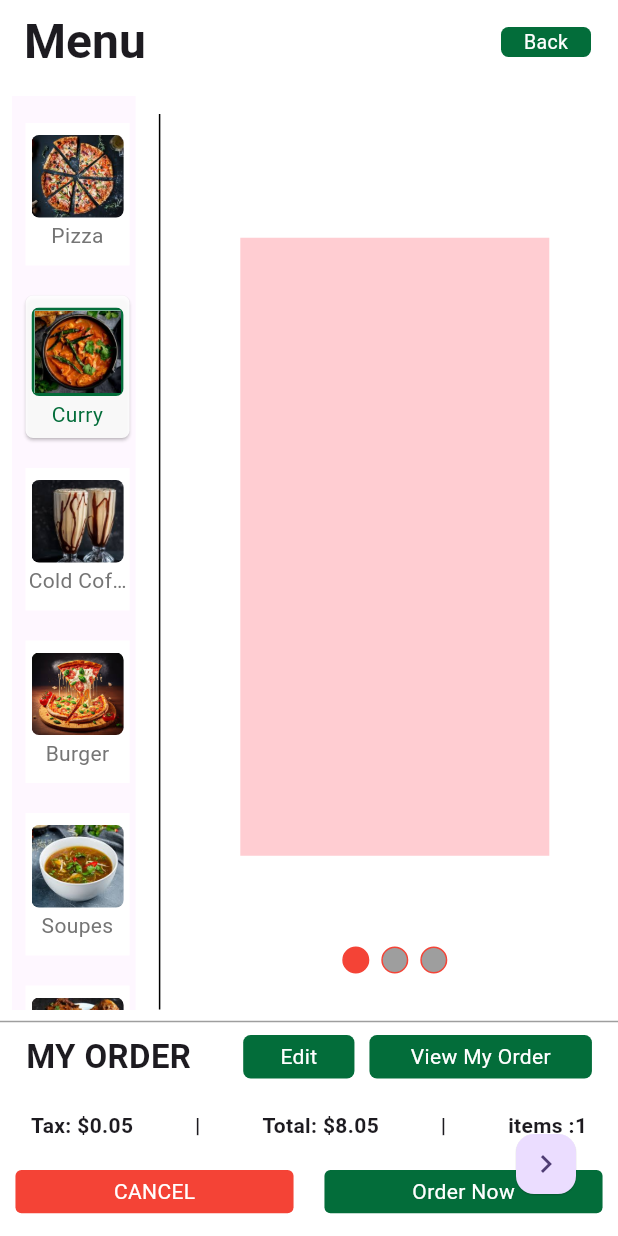
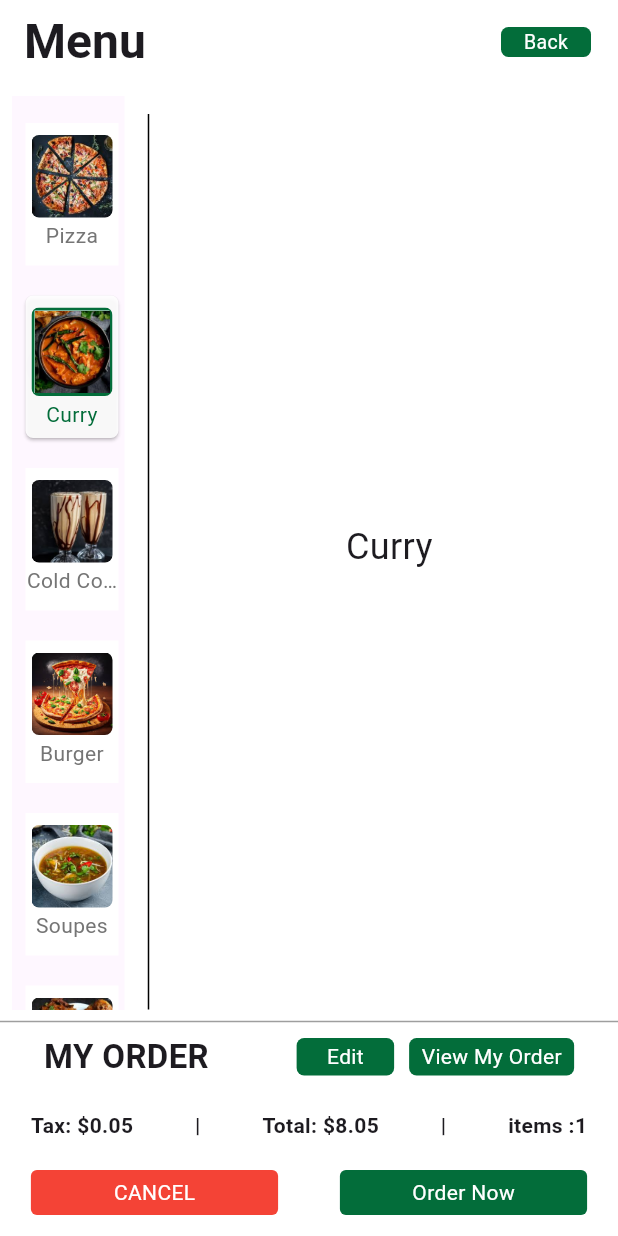
Before and after one commit to amitram108/app2food, a Flutter app: the screen it shows after launch, after a tap on "Curry", on a phone screen of 412 x 824 dp. Run offline on Flutter 3.47's test engine with Material 3 defaults, Android fonts, the phone set to English and light mode, and no system bars.

Commit message:
Add Project

```diff
--- a/lib/main.dart
+++ b/lib/main.dart
@@ -1,7 +1,4 @@
-import 'dart:ui';
-
 import 'package:app2food/widgets/item_widget.dart';
-import 'package:app2food/widgets/page_selecter.dart';
 import 'package:flutter/material.dart';
 import 'package:app2food/constant.dart';
 
@@ -26,15 +23,6 @@ class MyApp extends StatelessWidget {
   }
 }
 
-Widget widgetOne(BuildContext context) {
-  return Container(
-    alignment: Alignment.center,
-    decoration: BoxDecoration(color: Colors.grey.shade100),
-    width: MediaQuery.of(context).size.width * 0.5,
-    height: MediaQuery.of(context).size.height * 0.5,
-  );
-}
-
 class MyHomePage extends StatefulWidget {
   const MyHomePage({super.key, required this.title});
 
@@ -44,17 +32,8 @@ class MyHomePage extends StatefulWidget {
   State<MyHomePage> createState() => _MyHomePageState();
 }
 
-class _MyHomePageState extends State<MyHomePage>
-    with SingleTickerProviderStateMixin {
+class _MyHomePageState extends State<MyHomePage> {
   int selectedIndex = 0;
-  List<Widget> listWidget = [
-    const PageSelecter(),
-    const Icon(Icons.abc),
-    const Icon(Icons.favorite),
-  ];
-  int index = 0;
-
-  TabController? tabController;
 
   List<String> priceTag = [
     '\$5.00',
@@ -92,24 +71,7 @@ class _MyHomePageState extends State<MyHomePage>
   ];
 
   @override
-  void initState() {
-    super.initState();
-    tabController = TabController(
-      initialIndex: index,
-      length: listWidget.length,
-      vsync: this,
-    );
-  }
-
-  @override
-  void dispose() {
-    super.dispose();
-    tabController?.dispose();
-  }
-
-  @override
   Widget build(BuildContext context) {
-    var mediaQuery = MediaQuery.of(context);
     return Scaffold(
       backgroundColor: Colors.white,
       appBar: AppBar(
@@ -152,7 +114,7 @@ class _MyHomePageState extends State<MyHomePage>
                         child: Padding(
                           padding: const EdgeInsets.all(8.0),
                           child: NavigationRail(
-                            minWidth: mediaQuery.size.width * 0.20,
+                            minWidth: 75,
                             destinations: [
                               NavigationRailDestination(
                                   icon: Padding(
@@ -579,11 +541,7 @@ class _MyHomePageState extends State<MyHomePage>
                                     subTitles[index],
                                     style: const TextStyle(fontSize: 11.5),
                                   ),
-                                  icon: ClipRRect(
-                                    child: BackdropFilter(
-                                      filter: ImageFilter.blur(
-                                          sigmaX: 15, sigmaY: 15),
-                                      child: Container(
+                                  icon: Container(
                                     width: 40.0,
                                     height: 40.0,
                                     decoration: BoxDecoration(
@@ -593,30 +551,15 @@ class _MyHomePageState extends State<MyHomePage>
                                     child: Icon(Icons.add,
                                         color: context.colorARGBEx),
                                   ),
-                                    ),
-                                  ),
                                 );
                               }),
                         ),
                       ],
                     ),
                     Center(
-                        child: Stack(
-                      alignment: Alignment.center,
-                      children: [
-                        TabBarView(
-                          controller: tabController,
-                          children: listWidget,
-                        ),
-                        Positioned(
-                            bottom: 20.0,
-                            child: TabPageSelector(
-                              indicatorSize: 18.0,
-                              controller: tabController,
-                              color: Colors.black38,
-                              selectedColor: Colors.red,
-                            )),
-                      ],
+                        child: Text(
+                      'Curry',
+                      style: context.fontEx,
                     )),
                     Center(
                         child: Text(
@@ -669,8 +612,8 @@ class _MyHomePageState extends State<MyHomePage>
                     Row(
                       children: [
                         Container(
-                          width: mediaQuery.size.width * 0.18,
-                          height: mediaQuery.size.height * 0.035,
+                          width: 65.0,
+                          height: 25.0,
                           decoration: BoxDecoration(
                               borderRadius: BorderRadius.circular(5.0),
                               color: context.colorARGBEx),
@@ -682,8 +625,8 @@ class _MyHomePageState extends State<MyHomePage>
                         ),
                         10.wWidth,
                         Container(
-                          width: mediaQuery.size.width * 0.36,
-                          height: mediaQuery.size.height * 0.035,
+                          width: 110.0,
+                          height: 25.0,
                           decoration: BoxDecoration(
                               borderRadius: BorderRadius.circular(5.0),
                               color: context.colorARGBEx),
@@ -716,8 +659,8 @@ class _MyHomePageState extends State<MyHomePage>
                   mainAxisAlignment: MainAxisAlignment.spaceAround,
                   children: [
                     Container(
-                      height: mediaQuery.size.height * 0.035,
-                      width: mediaQuery.size.width * 0.45,
+                      height: 30.0,
+                      width: MediaQuery.of(context).size.width / 2.5,
                       decoration: BoxDecoration(
                           color: Colors.red,
                           borderRadius: BorderRadius.circular(4.0)),
@@ -728,8 +671,8 @@ class _MyHomePageState extends State<MyHomePage>
                       )),
                     ),
                     Container(
-                        height: mediaQuery.size.height * 0.035,
-                        width: mediaQuery.size.width * 0.45,
+                        height: 30.0,
+                        width: MediaQuery.of(context).size.width / 2.5,
                         decoration: BoxDecoration(
                             color: context.colorARGBEx,
                             borderRadius: BorderRadius.circular(4.0)),
@@ -741,18 +684,6 @@ class _MyHomePageState extends State<MyHomePage>
               ],
             ),
           )
-        ],
-      ),
-      floatingActionButton: ButtonBar(
-        children: [
-          FloatingActionButton.small(
-            onPressed: () {
-              (index != listWidget.length - 1) ? index++ : index = 0;
-              tabController?.animateTo(index);
-            },
-            elevation: 0.4,
-            child: const Icon(Icons.navigate_next),
-          ),
         ],
       ),
     );
--- a/lib/widgets/page_selecter.dart
+++ /dev/null
@@ -1,17 +0,0 @@
-import 'package:flutter/material.dart';
-
-class PageSelecter extends StatelessWidget {
-  const PageSelecter({super.key});
-
-  @override
-  Widget build(BuildContext context) {
-    return Center(
-      child: Container(
-        decoration:
-            const BoxDecoration(color: Color.fromRGBO(255, 205, 210, 1)),
-        width: MediaQuery.of(context).size.width * 0.5,
-        height: MediaQuery.of(context).size.height * 0.5,
-      ),
-    );
-  }
-}
```
Also changed, not shown: lib/model/model.dart (deleted, +0 -413 lines), lib/widgets/categories_widget.dart (deleted, +0 -51 lines), lib/widgets/exampleUi.dart (deleted, +0 -21 lines). Lines whose indentation alone changed are shown as unchanged.
